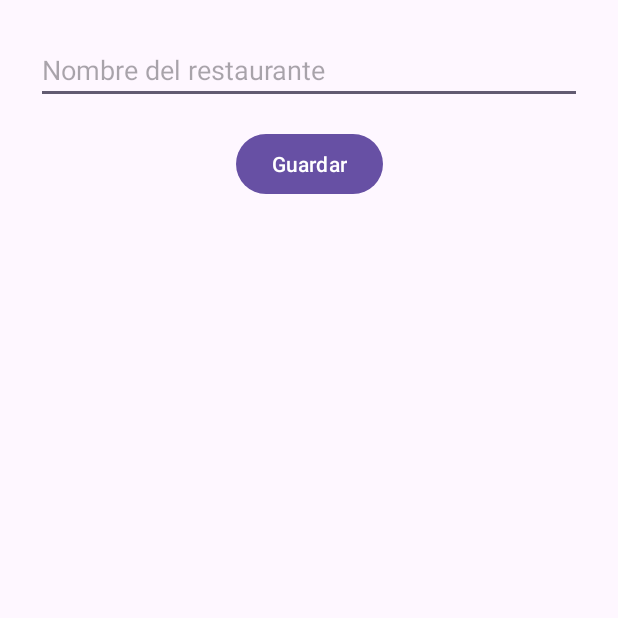
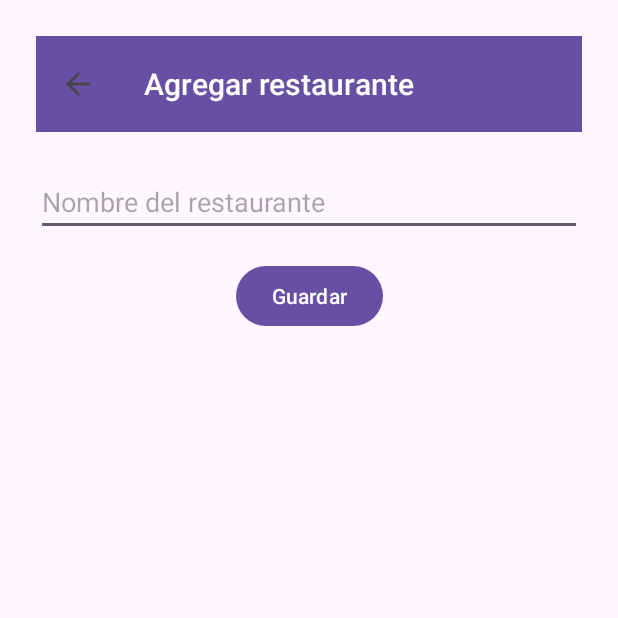
Before and after one commit to franciscoxcode/CDMXGourmet, an Android app: the AddRestaurantActivity screen opened directly, with no data from a screen before it, on a phone screen of 412 x 824 dp, the top half of it. Run offline under Robolectric (Android 15) with nearby library versions, the phone set to English and light mode, and no system bars.

Commit message:
fixed: mprove navigation and toolbar consistency across activities

```diff
--- a/app/src/main/java/com/franciscocasillas/cdmxgourmet/AddRestaurantActivity.java
+++ b/app/src/main/java/com/franciscocasillas/cdmxgourmet/AddRestaurantActivity.java
@@ -7,12 +7,12 @@ import android.widget.Toast;
 import android.widget.Button;
 
 import androidx.appcompat.app.AppCompatActivity;
+import androidx.appcompat.widget.Toolbar;
 import androidx.core.graphics.Insets;
 import androidx.core.view.ViewCompat;
 import androidx.core.view.WindowInsetsCompat;
 
 import com.franciscocasillas.cdmxgourmet.data.RestaurantDao;
-import com.google.android.material.floatingactionbutton.FloatingActionButton;
 
 public class AddRestaurantActivity extends AppCompatActivity {
 
@@ -23,7 +23,15 @@ public class AddRestaurantActivity extends AppCompatActivity {
         super.onCreate(savedInstanceState);
         setContentView(R.layout.activity_add_restaurant);
 
-        // ✅ Asegura que el ID exista antes de aplicar insets
+        // 🧭 Toolbar con botón de retroceso
+        Toolbar toolbar = findViewById(R.id.toolbar);
+        setSupportActionBar(toolbar);
+        if (getSupportActionBar() != null) {
+            getSupportActionBar().setTitle("Agregar restaurante");
+            getSupportActionBar().setDisplayHomeAsUpEnabled(true);
+        }
+
+        // ✅ Insets para evitar que se solape con barra de estado
         View root = findViewById(R.id.main);
         if (root != null) {
             ViewCompat.setOnApplyWindowInsetsListener(root, (v, insets) -> {
@@ -37,7 +45,8 @@ public class AddRestaurantActivity extends AppCompatActivity {
         editTextRestaurantName = findViewById(R.id.editTextRestaurantName);
 
         // ➕ Botón para guardar restaurante
-        Button saveButton = findViewById(R.id.saveRestaurantButton);        saveButton.setOnClickListener(v -> {
+        Button saveButton = findViewById(R.id.saveRestaurantButton);
+        saveButton.setOnClickListener(v -> {
             String name = editTextRestaurantName.getText().toString().trim();
 
             if (name.isEmpty()) {
@@ -50,9 +59,14 @@ public class AddRestaurantActivity extends AppCompatActivity {
             dao.insertRestaurant(name);
 
             Toast.makeText(this, "Restaurante guardado", Toast.LENGTH_SHORT).show();
-
-            // ⬅️ Regresar a la pantalla anterior
-            finish();
+            finish(); // ⬅️ Regresar
         });
     }
+
+    // Maneja el botón de back en Toolbar
+    @Override
+    public boolean onSupportNavigateUp() {
+        finish();
+        return true;
+    }
 }
--- a/app/src/main/res/layout/activity_add_restaurant.xml
+++ b/app/src/main/res/layout/activity_add_restaurant.xml
@@ -1,29 +1,45 @@
 <?xml version="1.0" encoding="utf-8"?>
-<androidx.constraintlayout.widget.ConstraintLayout xmlns:android="http://schemas.android.com/apk/res/android"
+<androidx.constraintlayout.widget.ConstraintLayout
+    xmlns:android="http://schemas.android.com/apk/res/android"
     xmlns:app="http://schemas.android.com/apk/res-auto"
     android:id="@+id/main"
     android:layout_width="match_parent"
     android:layout_height="match_parent"
     android:padding="24dp">
 
+    <!-- 🧭 Toolbar superior -->
+    <androidx.appcompat.widget.Toolbar
+        android:id="@+id/toolbar"
+        android:layout_width="0dp"
+        android:layout_height="wrap_content"
+        android:background="?attr/colorPrimary"
+        android:titleTextColor="@android:color/white"
+        app:title="Agregar restaurante"
+        app:layout_constraintTop_toTopOf="parent"
+        app:layout_constraintStart_toStartOf="parent"
+        app:layout_constraintEnd_toEndOf="parent"/>
+
+    <!-- 📝 Campo nombre -->
     <EditText
         android:id="@+id/editTextRestaurantName"
         android:layout_width="0dp"
         android:layout_height="wrap_content"
         android:hint="Nombre del restaurante"
         android:inputType="textPersonName"
-        app:layout_constraintTop_toTopOf="parent"
+        android:layout_marginTop="24dp"
+        app:layout_constraintTop_toBottomOf="@id/toolbar"
         app:layout_constraintStart_toStartOf="parent"
         app:layout_constraintEnd_toEndOf="parent" />
 
+    <!-- ✅ Botón Guardar -->
     <Button
         android:id="@+id/saveRestaurantButton"
         android:layout_width="wrap_content"
         android:layout_height="wrap_content"
         android:text="Guardar"
+        android:layout_marginTop="16dp"
         app:layout_constraintTop_toBottomOf="@id/editTextRestaurantName"
         app:layout_constraintStart_toStartOf="parent"
-        app:layout_constraintEnd_toEndOf="parent"
-        android:layout_marginTop="16dp" />
+        app:layout_constraintEnd_toEndOf="parent" />
 
 </androidx.constraintlayout.widget.ConstraintLayout>
```
Also changed, not shown: app/src/main/AndroidManifest.xml (+16 -5 lines), app/src/main/java/com/franciscocasillas/cdmxgourmet/AddDishActivity.java (+19 -3 lines), app/src/main/java/com/franciscocasillas/cdmxgourmet/activities/RestaurantDetailActivity.java (+13 -5 lines), app/src/main/res/layout/activity_add_dish.xml (+28 -3 lines).
